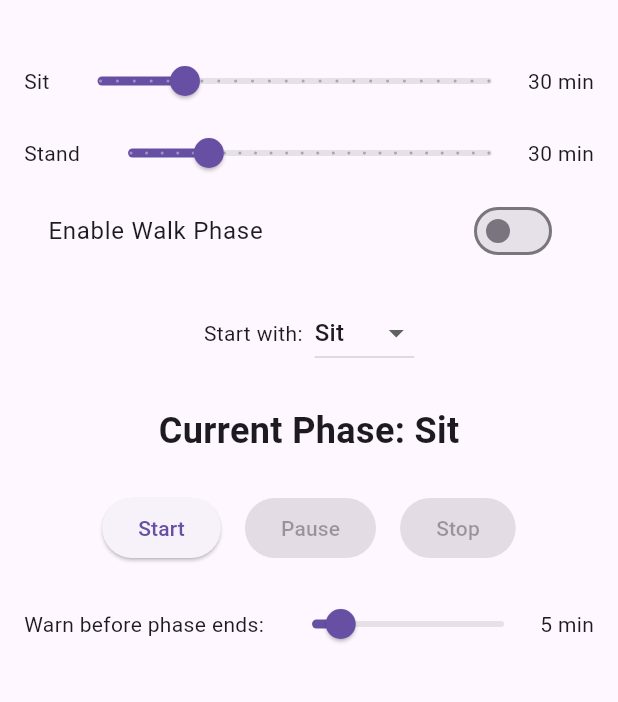
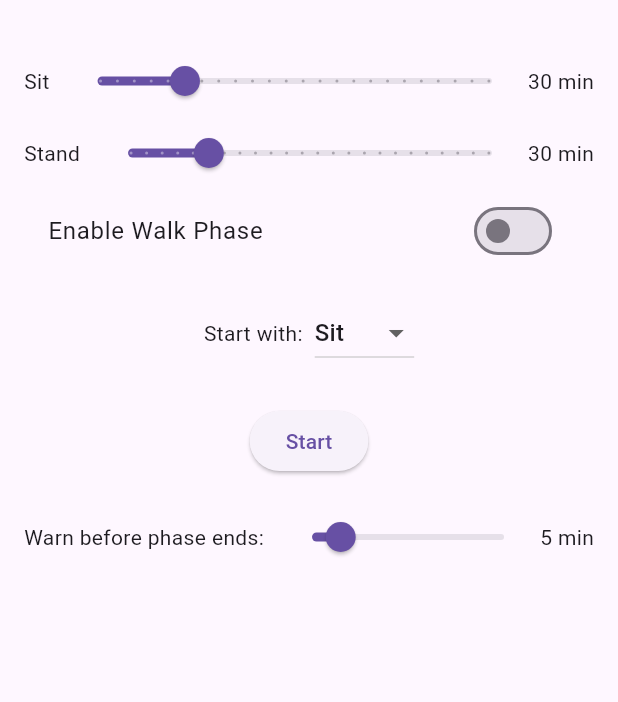
Before and after one commit to ROODAY/SitStandTimer, a Flutter app: the screen it shows after launch, on a phone screen of 412 x 824 dp, the part 63-765 px from its top. Run offline on Flutter 3.47's test engine with Material 3 defaults, Android fonts, the phone set to English and light mode, and no system bars; our stand-ins replace flutter_local_notifications, flutter_timezone, permission_handler, timezone.

Commit message:
update ui

```diff
--- a/lib/main.dart
+++ b/lib/main.dart
@@ -391,133 +391,38 @@ class _SitStandTimerScreenState extends State<SitStandTimerScreen> {
       appBar: AppBar(title: const Text('Sit/Stand Timer')),
       body: Padding(
         padding: const EdgeInsets.all(16.0),
-        child: ListView(
-          children: [
-            if (kDebugMode)
-              Column(
-                children: [
-                  SwitchListTile(
-                    title: const Text('Developer Mode'),
-                    value: developerMode,
-                    onChanged: (v) => setState(() => developerMode = v),
-                  ),
-                  if (developerMode)
-                    SwitchListTile(
-                      title: const Text('Use Seconds (instead of Minutes)'),
-                      value: useSeconds,
-                      onChanged: (v) => setState(() => useSeconds = v),
-                    ),
-                ],
-              ),
-            Row(
-              children: [
-                const Text('Sit'),
-                const SizedBox(width: 8),
-                Expanded(
-                  child: Slider(
-                    value: sitMinutes.toDouble(),
-                    min: 5,
-                    max: 120,
-                    divisions: 23,
-                    label: sitMinutes.toString(),
-                    onChanged: isRunning ? null : (v) => setState(() => sitMinutes = v.round()),
-                  ),
-                ),
-                Text('$sitMinutes ${useSeconds ? 'sec' : 'min'}'),
-              ],
-            ),
-            Row(
-              children: [
-                const Text('Stand'),
-                const SizedBox(width: 8),
-                Expanded(
-                  child: Slider(
-                    value: standMinutes.toDouble(),
-                    min: 5,
-                    max: 120,
-                    divisions: 23,
-                    label: standMinutes.toString(),
-                    onChanged: isRunning ? null : (v) => setState(() => standMinutes = v.round()),
-                  ),
-                ),
-                Text('$standMinutes ${useSeconds ? 'sec' : 'min'}'),
-              ],
-            ),
-            SwitchListTile(
-              title: const Text('Enable Walk Phase'),
-              value: walkEnabled,
-              onChanged: isRunning ? null : (v) => setState(() => walkEnabled = v),
-            ),
-            if (walkEnabled) ...[
-              Row(
-                children: [
-                  const Text('Walk'),
-                  const SizedBox(width: 8),
-                  Expanded(
-                    child: Slider(
-                      value: walkMinutes.toDouble(),
-                      min: 1,
-                      max: 30,
-                      divisions: 29,
-                      label: walkMinutes.toString(),
-                      onChanged: isRunning ? null : (v) => setState(() => walkMinutes = v.round()),
-                    ),
-                  ),
-                  Text('$walkMinutes ${useSeconds ? 'sec' : 'min'}'),
-                ],
-              ),
-              Row(
-                children: [
-                  const Text('Walk every'),
-                  const SizedBox(width: 8),
-                  DropdownButton<int>(
-                    value: walkFrequency,
-                    items: List.generate(10, (i) => i + 1)
-                        .map((e) => DropdownMenuItem(value: e, child: Text('$e cycle${e > 1 ? 's' : ''}')))
-                        .toList(),
-                    onChanged: isRunning ? null : (v) => setState(() => walkFrequency = v ?? 1),
-                  ),
-                ],
-              ),
-            ],
-            const SizedBox(height: 16),
-            Row(
+        child: isRunning
+            ? Center(
+                child: Column(
                   mainAxisAlignment: MainAxisAlignment.center,
-              children: [
-                const Text('Start with:'),
-                const SizedBox(width: 8),
-                DropdownButton<String>(
-                  value: startPhase,
-                  items: const [
-                    DropdownMenuItem(value: 'Sit', child: Text('Sit')),
-                    DropdownMenuItem(value: 'Stand', child: Text('Stand')),
-                  ],
-                  onChanged: isRunning ? null : (v) => setState(() => startPhase = v ?? 'Sit'),
-                ),
-              ],
-            ),
-            const SizedBox(height: 24),
-            Center(
-              child: Column(
+                  crossAxisAlignment: CrossAxisAlignment.center,
                   children: [
                     Text(
-                    'Current Phase: $currentPhase',
-                    style: const TextStyle(fontSize: 24, fontWeight: FontWeight.bold),
+                      'Current Phase: '
+                      '$currentPhase',
+                      style: const TextStyle(fontSize: 40, fontWeight: FontWeight.bold),
+                      textAlign: TextAlign.center,
                     ),
-                  if (isRunning)
+                    const SizedBox(height: 32),
                     Text(
                       _formatTime(_remainingSeconds),
-                      style: const TextStyle(fontSize: 32, fontWeight: FontWeight.bold),
+                      style: const TextStyle(fontSize: 80, fontWeight: FontWeight.bold),
+                      textAlign: TextAlign.center,
                     ),
-                  if (isRunning) ...[
-                    const SizedBox(height: 16),
+                    const SizedBox(height: 32),
                     Wrap(
-                      spacing: 8,
+                      spacing: 12,
+                      runSpacing: 12,
+                      alignment: WrapAlignment.center,
                       children: [
                         for (var min in [5, 10, 15])
                           ElevatedButton(
                             onPressed: () => _addTimeToCurrentPhase(min * (useSeconds ? 1 : 60)),
                             child: Text('Add $min ${useSeconds ? 'sec' : 'min'}'),
+                            style: ElevatedButton.styleFrom(
+                              textStyle: const TextStyle(fontSize: 20),
+                              padding: const EdgeInsets.symmetric(horizontal: 24, vertical: 16),
+                            ),
                           ),
                         ElevatedButton(
                           onPressed: () async {
@@ -555,40 +460,159 @@ class _SitStandTimerScreenState extends State<SitStandTimerScreen> {
                             }
                           },
                           child: const Text('Custom'),
+                          style: ElevatedButton.styleFrom(
+                            textStyle: const TextStyle(fontSize: 20),
+                            padding: const EdgeInsets.symmetric(horizontal: 24, vertical: 16),
+                          ),
                         ),
                         ElevatedButton(
                           onPressed: _skipCurrentPhase,
                           child: const Text('Skip Phase'),
+                          style: ElevatedButton.styleFrom(
+                            textStyle: const TextStyle(fontSize: 20),
+                            padding: const EdgeInsets.symmetric(horizontal: 24, vertical: 16),
+                          ),
+                        ),
+                      ],
+                    ),
+                    const SizedBox(height: 40),
+                    Row(
+                      mainAxisAlignment: MainAxisAlignment.center,
+                      children: [
+                        ElevatedButton(
+                          onPressed: isPaused ? _resumeTimer : _pauseTimer,
+                          child: Text(isPaused ? 'Resume' : 'Pause'),
+                          style: ElevatedButton.styleFrom(
+                            textStyle: const TextStyle(fontSize: 20),
+                            padding: const EdgeInsets.symmetric(horizontal: 32, vertical: 18),
+                          ),
+                        ),
+                        const SizedBox(width: 24),
+                        ElevatedButton(
+                          onPressed: _stopTimer,
+                          child: const Text('Stop'),
+                          style: ElevatedButton.styleFrom(
+                            textStyle: const TextStyle(fontSize: 20),
+                            padding: const EdgeInsets.symmetric(horizontal: 32, vertical: 18),
+                          ),
                         ),
                       ],
                     ),
                   ],
+                ),
+              )
+            : ListView(
+                children: [
+                  if (kDebugMode)
+                    Column(
+                      children: [
+                        SwitchListTile(
+                          title: const Text('Developer Mode'),
+                          value: developerMode,
+                          onChanged: (v) => setState(() => developerMode = v),
+                        ),
+                        if (developerMode)
+                          SwitchListTile(
+                            title: const Text('Use Seconds (instead of Minutes)'),
+                            value: useSeconds,
+                            onChanged: (v) => setState(() => useSeconds = v),
+                          ),
                       ],
                     ),
+                  Row(
+                    children: [
+                      const Text('Sit'),
+                      const SizedBox(width: 8),
+                      Expanded(
+                        child: Slider(
+                          value: sitMinutes.toDouble(),
+                          min: 5,
+                          max: 120,
+                          divisions: 23,
+                          label: sitMinutes.toString(),
+                          onChanged: (v) => setState(() => sitMinutes = v.round()),
+                        ),
+                      ),
+                      Text('$sitMinutes ${useSeconds ? 'sec' : 'min'}'),
+                    ],
+                  ),
+                  Row(
+                    children: [
+                      const Text('Stand'),
+                      const SizedBox(width: 8),
+                      Expanded(
+                        child: Slider(
+                          value: standMinutes.toDouble(),
+                          min: 5,
+                          max: 120,
+                          divisions: 23,
+                          label: standMinutes.toString(),
+                          onChanged: (v) => setState(() => standMinutes = v.round()),
+                        ),
+                      ),
+                      Text('$standMinutes ${useSeconds ? 'sec' : 'min'}'),
+                    ],
+                  ),
+                  SwitchListTile(
+                    title: const Text('Enable Walk Phase'),
+                    value: walkEnabled,
+                    onChanged: (v) => setState(() => walkEnabled = v),
+                  ),
+                  if (walkEnabled) ...[
+                    Row(
+                      children: [
+                        const Text('Walk'),
+                        const SizedBox(width: 8),
+                        Expanded(
+                          child: Slider(
+                            value: walkMinutes.toDouble(),
+                            min: 1,
+                            max: 30,
+                            divisions: 29,
+                            label: walkMinutes.toString(),
+                            onChanged: (v) => setState(() => walkMinutes = v.round()),
+                          ),
+                        ),
+                        Text('$walkMinutes ${useSeconds ? 'sec' : 'min'}'),
+                      ],
+                    ),
+                    Row(
+                      children: [
+                        const Text('Walk every'),
+                        const SizedBox(width: 8),
+                        DropdownButton<int>(
+                          value: walkFrequency,
+                          items: List.generate(10, (i) => i + 1)
+                              .map((e) => DropdownMenuItem(value: e, child: Text('$e cycle${e > 1 ? 's' : ''}')))
+                              .toList(),
+                          onChanged: (v) => setState(() => walkFrequency = v ?? 1),
+                        ),
+                      ],
+                    ),
+                  ],
+                  const SizedBox(height: 16),
+                  Row(
+                    mainAxisAlignment: MainAxisAlignment.center,
+                    children: [
+                      const Text('Start with:'),
+                      const SizedBox(width: 8),
+                      DropdownButton<String>(
+                        value: startPhase,
+                        items: const [
+                          DropdownMenuItem(value: 'Sit', child: Text('Sit')),
+                          DropdownMenuItem(value: 'Stand', child: Text('Stand')),
+                        ],
+                        onChanged: (v) => setState(() => startPhase = v ?? 'Sit'),
+                      ),
+                    ],
                   ),
                   const SizedBox(height: 24),
                   Row(
                     mainAxisAlignment: MainAxisAlignment.center,
                     children: [
                       ElevatedButton(
-                  onPressed: isRunning
-                      ? null
-                      : _startTimer,
+                        onPressed: _startTimer,
                         child: const Text('Start'),
-                ),
-                const SizedBox(width: 16),
-                ElevatedButton(
-                  onPressed: isRunning && !isPaused
-                      ? _pauseTimer
-                      : isRunning && isPaused
-                          ? _resumeTimer
-                          : null,
-                  child: Text(isPaused ? 'Resume' : 'Pause'),
-                ),
-                const SizedBox(width: 16),
-                ElevatedButton(
-                  onPressed: isRunning ? _stopTimer : null,
-                  child: const Text('Stop'),
                       ),
                     ],
                   ),
@@ -604,7 +628,7 @@ class _SitStandTimerScreenState extends State<SitStandTimerScreen> {
                           max: useSeconds ? 30 : 30,
                           divisions: 29,
                           label: warningTime.toString(),
-                    onChanged: isRunning ? null : (v) => setState(() => warningTime = v.round()),
+                          onChanged: (v) => setState(() => warningTime = v.round()),
                         ),
                       ),
                       Text('$warningTime ${useSeconds ? 'sec' : 'min'}'),
```
Lines whose indentation alone changed are shown as unchanged.
